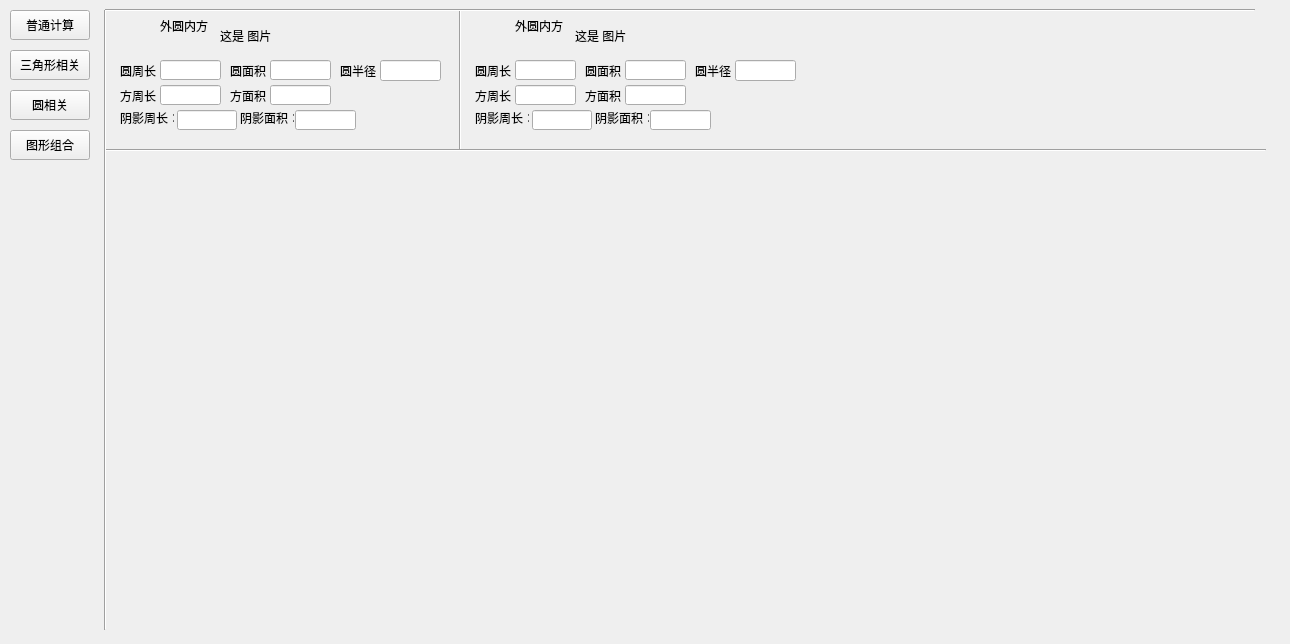
The window that homework/widget.ui (treehole-Y/Qhomework) describes before a commit, drawn with Qt 5.
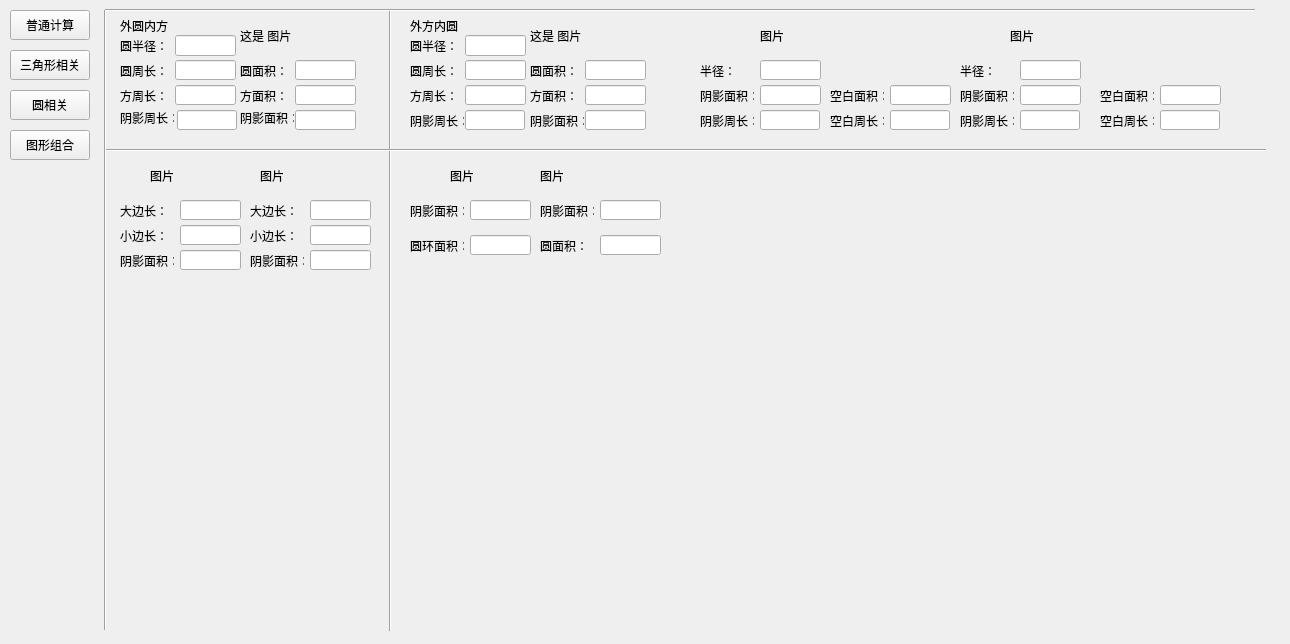
The same window after the commit. The open tabs and pages were chosen to show the change.

Diff of the .ui file:
```diff
--- a/homework/widget.ui
+++ b/homework/widget.ui
@@ -446,7 +446,7 @@
     <widget class="QLabel" name="label">
      <property name="geometry">
       <rect>
-       <x>60</x>
+       <x>20</x>
        <y>20</y>
        <width>54</width>
        <height>12</height>
@@ -472,7 +472,7 @@
     <widget class="QLineEdit" name="graphic_lineE_1">
      <property name="geometry">
       <rect>
-       <x>60</x>
+       <x>75</x>
        <y>60</y>
        <width>61</width>
        <height>20</height>
@@ -488,7 +488,7 @@
     <widget class="QLabel" name="label_3">
      <property name="geometry">
       <rect>
-       <x>130</x>
+       <x>140</x>
        <y>65</y>
        <width>54</width>
        <height>12</height>
@@ -501,7 +501,7 @@
     <widget class="QLineEdit" name="graphic_lineE_2">
      <property name="geometry">
       <rect>
-       <x>170</x>
+       <x>195</x>
        <y>60</y>
        <width>61</width>
        <height>20</height>
@@ -530,7 +530,7 @@
     <widget class="QLineEdit" name="graphic_lineE_3">
      <property name="geometry">
       <rect>
-       <x>60</x>
+       <x>75</x>
        <y>85</y>
        <width>61</width>
        <height>20</height>
@@ -546,7 +546,7 @@
     <widget class="QLabel" name="label_5">
      <property name="geometry">
       <rect>
-       <x>130</x>
+       <x>140</x>
        <y>90</y>
        <width>54</width>
        <height>12</height>
@@ -559,7 +559,7 @@
     <widget class="QLineEdit" name="graphic_lineE_4">
      <property name="geometry">
       <rect>
-       <x>170</x>
+       <x>195</x>
        <y>85</y>
        <width>61</width>
        <height>20</height>
@@ -633,8 +633,8 @@
     <widget class="QLabel" name="label_8">
      <property name="geometry">
       <rect>
-       <x>240</x>
-       <y>65</y>
+       <x>20</x>
+       <y>40</y>
        <width>54</width>
        <height>12</height>
       </rect>
@@ -646,8 +646,8 @@
     <widget class="QLineEdit" name="graphic_lineE_7">
      <property name="geometry">
       <rect>
-       <x>280</x>
-       <y>60</y>
+       <x>75</x>
+       <y>35</y>
        <width>61</width>
        <height>21</height>
       </rect>
@@ -665,7 +665,7 @@
      </property>
      <property name="geometry">
       <rect>
-       <x>120</x>
+       <x>140</x>
        <y>10</y>
        <width>51</width>
        <height>51</height>
@@ -678,8 +678,8 @@
     <widget class="QLabel" name="label_9">
      <property name="geometry">
       <rect>
-       <x>595</x>
-       <y>65</y>
+       <x>310</x>
+       <y>40</y>
        <width>54</width>
        <height>12</height>
       </rect>
@@ -691,8 +691,8 @@
     <widget class="QLineEdit" name="graphic_lineE_14">
      <property name="geometry">
       <rect>
-       <x>635</x>
-       <y>60</y>
+       <x>365</x>
+       <y>35</y>
        <width>61</width>
        <height>21</height>
       </rect>
@@ -707,20 +707,20 @@
     <widget class="QLabel" name="label_10">
      <property name="geometry">
       <rect>
-       <x>415</x>
+       <x>310</x>
        <y>20</y>
        <width>54</width>
        <height>12</height>
       </rect>
      </property>
      <property name="text">
-      <string>外圆内方</string>
+      <string>外方内圆</string>
      </property>
     </widget>
     <widget class="QLabel" name="label_11">
      <property name="geometry">
       <rect>
-       <x>485</x>
+       <x>430</x>
        <y>90</y>
        <width>54</width>
        <height>12</height>
@@ -733,7 +733,7 @@
     <widget class="QLabel" name="label_12">
      <property name="geometry">
       <rect>
-       <x>375</x>
+       <x>310</x>
        <y>90</y>
        <width>54</width>
        <height>12</height>
@@ -746,7 +746,7 @@
     <widget class="QLineEdit" name="graphic_lineE_10">
      <property name="geometry">
       <rect>
-       <x>415</x>
+       <x>365</x>
        <y>85</y>
        <width>61</width>
        <height>20</height>
@@ -762,7 +762,7 @@
     <widget class="QLineEdit" name="graphic_lineE_11">
      <property name="geometry">
       <rect>
-       <x>525</x>
+       <x>485</x>
        <y>85</y>
        <width>61</width>
        <height>20</height>
@@ -778,7 +778,7 @@
     <widget class="QLabel" name="label_13">
      <property name="geometry">
       <rect>
-       <x>485</x>
+       <x>430</x>
        <y>65</y>
        <width>54</width>
        <height>12</height>
@@ -791,8 +791,8 @@
     <widget class="QLabel" name="label_14">
      <property name="geometry">
       <rect>
-       <x>375</x>
-       <y>112</y>
+       <x>310</x>
+       <y>115</y>
        <width>54</width>
        <height>12</height>
       </rect>
@@ -804,7 +804,7 @@
     <widget class="QLineEdit" name="graphic_lineE_12">
      <property name="geometry">
       <rect>
-       <x>432</x>
+       <x>365</x>
        <y>110</y>
        <width>60</width>
        <height>20</height>
@@ -823,7 +823,7 @@
      </property>
      <property name="geometry">
       <rect>
-       <x>475</x>
+       <x>430</x>
        <y>10</y>
        <width>61</width>
        <height>51</height>
@@ -836,8 +836,8 @@
     <widget class="QLabel" name="label_15">
      <property name="geometry">
       <rect>
-       <x>495</x>
-       <y>112</y>
+       <x>430</x>
+       <y>115</y>
        <width>54</width>
        <height>12</height>
       </rect>
@@ -849,7 +849,7 @@
     <widget class="QLabel" name="label_16">
      <property name="geometry">
       <rect>
-       <x>375</x>
+       <x>310</x>
        <y>65</y>
        <width>54</width>
        <height>12</height>
@@ -862,7 +862,7 @@
     <widget class="QLineEdit" name="graphic_lineE_9">
      <property name="geometry">
       <rect>
-       <x>525</x>
+       <x>485</x>
        <y>60</y>
        <width>61</width>
        <height>20</height>
@@ -878,7 +878,7 @@
     <widget class="QLineEdit" name="graphic_lineE_8">
      <property name="geometry">
       <rect>
-       <x>415</x>
+       <x>365</x>
        <y>60</y>
        <width>61</width>
        <height>20</height>
@@ -894,7 +894,7 @@
     <widget class="QLineEdit" name="graphic_lineE_13">
      <property name="geometry">
       <rect>
-       <x>550</x>
+       <x>485</x>
        <y>110</y>
        <width>61</width>
        <height>20</height>
@@ -910,10 +910,10 @@
     <widget class="Line" name="line">
      <property name="geometry">
       <rect>
-       <x>350</x>
+       <x>280</x>
        <y>10</y>
        <width>20</width>
-       <height>141</height>
+       <height>621</height>
       </rect>
      </property>
      <property name="orientation">
@@ -959,6 +959,670 @@
       <enum>Qt::Horizontal</enum>
      </property>
     </widget>
+    <widget class="QLabel" name="label_26">
+     <property name="geometry">
+      <rect>
+       <x>20</x>
+       <y>205</y>
+       <width>54</width>
+       <height>12</height>
+      </rect>
+     </property>
+     <property name="text">
+      <string>大边长：</string>
+     </property>
+    </widget>
+    <widget class="QLineEdit" name="graphic_lineE_15">
+     <property name="geometry">
+      <rect>
+       <x>80</x>
+       <y>200</y>
+       <width>61</width>
+       <height>20</height>
+      </rect>
+     </property>
+     <property name="font">
+      <font>
+       <family>Arial</family>
+       <pointsize>8</pointsize>
+      </font>
+     </property>
+    </widget>
+    <widget class="QLineEdit" name="graphic_lineE_16">
+     <property name="geometry">
+      <rect>
+       <x>80</x>
+       <y>225</y>
+       <width>61</width>
+       <height>20</height>
+      </rect>
+     </property>
+     <property name="font">
+      <font>
+       <family>Arial</family>
+       <pointsize>8</pointsize>
+      </font>
+     </property>
+    </widget>
+    <widget class="QLabel" name="label_27">
+     <property name="geometry">
+      <rect>
+       <x>20</x>
+       <y>230</y>
+       <width>54</width>
+       <height>12</height>
+      </rect>
+     </property>
+     <property name="text">
+      <string>小边长：</string>
+     </property>
+    </widget>
+    <widget class="QLabel" name="graphic_image_3">
+     <property name="geometry">
+      <rect>
+       <x>50</x>
+       <y>150</y>
+       <width>61</width>
+       <height>51</height>
+      </rect>
+     </property>
+     <property name="text">
+      <string>图片</string>
+     </property>
+    </widget>
+    <widget class="QLabel" name="graphic_image_4">
+     <property name="geometry">
+      <rect>
+       <x>160</x>
+       <y>150</y>
+       <width>61</width>
+       <height>51</height>
+      </rect>
+     </property>
+     <property name="text">
+      <string>图片</string>
+     </property>
+    </widget>
+    <widget class="QLabel" name="label_28">
+     <property name="geometry">
+      <rect>
+       <x>20</x>
+       <y>255</y>
+       <width>54</width>
+       <height>12</height>
+      </rect>
+     </property>
+     <property name="text">
+      <string>阴影面积：</string>
+     </property>
+    </widget>
+    <widget class="QLineEdit" name="graphic_lineE_17">
+     <property name="geometry">
+      <rect>
+       <x>80</x>
+       <y>250</y>
+       <width>61</width>
+       <height>20</height>
+      </rect>
+     </property>
+     <property name="font">
+      <font>
+       <family>Arial</family>
+       <pointsize>8</pointsize>
+      </font>
+     </property>
+    </widget>
+    <widget class="QLineEdit" name="graphic_lineE_18">
+     <property name="geometry">
+      <rect>
+       <x>210</x>
+       <y>200</y>
+       <width>61</width>
+       <height>20</height>
+      </rect>
+     </property>
+     <property name="font">
+      <font>
+       <family>Arial</family>
+       <pointsize>8</pointsize>
+      </font>
+     </property>
+    </widget>
+    <widget class="QLineEdit" name="graphic_lineE_19">
+     <property name="geometry">
+      <rect>
+       <x>210</x>
+       <y>225</y>
+       <width>61</width>
+       <height>20</height>
+      </rect>
+     </property>
+     <property name="font">
+      <font>
+       <family>Arial</family>
+       <pointsize>8</pointsize>
+      </font>
+     </property>
+    </widget>
+    <widget class="QLabel" name="label_29">
+     <property name="geometry">
+      <rect>
+       <x>150</x>
+       <y>205</y>
+       <width>54</width>
+       <height>12</height>
+      </rect>
+     </property>
+     <property name="text">
+      <string>大边长：</string>
+     </property>
+    </widget>
+    <widget class="QLabel" name="label_30">
+     <property name="geometry">
+      <rect>
+       <x>150</x>
+       <y>255</y>
+       <width>54</width>
+       <height>12</height>
+      </rect>
+     </property>
+     <property name="text">
+      <string>阴影面积：</string>
+     </property>
+    </widget>
+    <widget class="QLabel" name="label_31">
+     <property name="geometry">
+      <rect>
+       <x>150</x>
+       <y>230</y>
+       <width>54</width>
+       <height>12</height>
+      </rect>
+     </property>
+     <property name="text">
+      <string>小边长：</string>
+     </property>
+    </widget>
+    <widget class="QLineEdit" name="graphic_lineE_20">
+     <property name="geometry">
+      <rect>
+       <x>210</x>
+       <y>250</y>
+       <width>61</width>
+       <height>20</height>
+      </rect>
+     </property>
+     <property name="font">
+      <font>
+       <family>Arial</family>
+       <pointsize>8</pointsize>
+      </font>
+     </property>
+    </widget>
+    <widget class="QLabel" name="graphic_image_5">
+     <property name="geometry">
+      <rect>
+       <x>350</x>
+       <y>150</y>
+       <width>61</width>
+       <height>51</height>
+      </rect>
+     </property>
+     <property name="text">
+      <string>图片</string>
+     </property>
+    </widget>
+    <widget class="QLabel" name="graphic_image_6">
+     <property name="geometry">
+      <rect>
+       <x>440</x>
+       <y>150</y>
+       <width>61</width>
+       <height>51</height>
+      </rect>
+     </property>
+     <property name="text">
+      <string>图片</string>
+     </property>
+    </widget>
+    <widget class="QLineEdit" name="graphic_lineE_21">
+     <property name="geometry">
+      <rect>
+       <x>370</x>
+       <y>200</y>
+       <width>61</width>
+       <height>20</height>
+      </rect>
+     </property>
+     <property name="font">
+      <font>
+       <family>Arial</family>
+       <pointsize>8</pointsize>
+      </font>
+     </property>
+    </widget>
+    <widget class="QLabel" name="label_32">
+     <property name="geometry">
+      <rect>
+       <x>310</x>
+       <y>205</y>
+       <width>54</width>
+       <height>12</height>
+      </rect>
+     </property>
+     <property name="text">
+      <string>阴影面积：</string>
+     </property>
+    </widget>
+    <widget class="QLineEdit" name="graphic_lineE_22">
+     <property name="geometry">
+      <rect>
+       <x>370</x>
+       <y>235</y>
+       <width>61</width>
+       <height>20</height>
+      </rect>
+     </property>
+     <property name="font">
+      <font>
+       <family>Arial</family>
+       <pointsize>8</pointsize>
+      </font>
+     </property>
+    </widget>
+    <widget class="QLabel" name="label_33">
+     <property name="geometry">
+      <rect>
+       <x>310</x>
+       <y>240</y>
+       <width>54</width>
+       <height>12</height>
+      </rect>
+     </property>
+     <property name="text">
+      <string>圆环面积：</string>
+     </property>
+    </widget>
+    <widget class="QLabel" name="label_34">
+     <property name="geometry">
+      <rect>
+       <x>440</x>
+       <y>205</y>
+       <width>54</width>
+       <height>12</height>
+      </rect>
+     </property>
+     <property name="text">
+      <string>阴影面积：</string>
+     </property>
+    </widget>
+    <widget class="QLineEdit" name="graphic_lineE_23">
+     <property name="geometry">
+      <rect>
+       <x>500</x>
+       <y>200</y>
+       <width>61</width>
+       <height>20</height>
+      </rect>
+     </property>
+     <property name="font">
+      <font>
+       <family>Arial</family>
+       <pointsize>8</pointsize>
+      </font>
+     </property>
+    </widget>
+    <widget class="QLineEdit" name="graphic_lineE_24">
+     <property name="geometry">
+      <rect>
+       <x>500</x>
+       <y>235</y>
+       <width>61</width>
+       <height>20</height>
+      </rect>
+     </property>
+     <property name="font">
+      <font>
+       <family>Arial</family>
+       <pointsize>8</pointsize>
+      </font>
+     </property>
+    </widget>
+    <widget class="QLabel" name="label_35">
+     <property name="geometry">
+      <rect>
+       <x>440</x>
+       <y>240</y>
+       <width>54</width>
+       <height>12</height>
+      </rect>
+     </property>
+     <property name="text">
+      <string>圆面积：</string>
+     </property>
+    </widget>
+    <widget class="QLabel" name="graphic_image_7">
+     <property name="geometry">
+      <rect>
+       <x>660</x>
+       <y>10</y>
+       <width>61</width>
+       <height>51</height>
+      </rect>
+     </property>
+     <property name="text">
+      <string>图片</string>
+     </property>
+    </widget>
+    <widget class="QLabel" name="graphic_image_8">
+     <property name="geometry">
+      <rect>
+       <x>910</x>
+       <y>10</y>
+       <width>61</width>
+       <height>51</height>
+      </rect>
+     </property>
+     <property name="text">
+      <string>图片</string>
+     </property>
+    </widget>
+    <widget class="QLabel" name="label_36">
+     <property name="geometry">
+      <rect>
+       <x>600</x>
+       <y>65</y>
+       <width>54</width>
+       <height>12</height>
+      </rect>
+     </property>
+     <property name="text">
+      <string>半径：</string>
+     </property>
+    </widget>
+    <widget class="QLineEdit" name="graphic_lineE_25">
+     <property name="geometry">
+      <rect>
+       <x>660</x>
+       <y>60</y>
+       <width>61</width>
+       <height>20</height>
+      </rect>
+     </property>
+     <property name="font">
+      <font>
+       <family>Arial</family>
+       <pointsize>8</pointsize>
+      </font>
+     </property>
+     <property name="text">
+      <string/>
+     </property>
+    </widget>
+    <widget class="QLabel" name="label_37">
+     <property name="geometry">
+      <rect>
+       <x>600</x>
+       <y>90</y>
+       <width>54</width>
+       <height>12</height>
+      </rect>
+     </property>
+     <property name="text">
+      <string>阴影面积：</string>
+     </property>
+    </widget>
+    <widget class="QLineEdit" name="graphic_lineE_26">
+     <property name="geometry">
+      <rect>
+       <x>660</x>
+       <y>85</y>
+       <width>61</width>
+       <height>20</height>
+      </rect>
+     </property>
+     <property name="font">
+      <font>
+       <family>Arial</family>
+       <pointsize>8</pointsize>
+      </font>
+     </property>
+    </widget>
+    <widget class="QLineEdit" name="graphic_lineE_27">
+     <property name="geometry">
+      <rect>
+       <x>660</x>
+       <y>110</y>
+       <width>60</width>
+       <height>20</height>
+      </rect>
+     </property>
+     <property name="font">
+      <font>
+       <family>Arial</family>
+       <pointsize>8</pointsize>
+      </font>
+     </property>
+    </widget>
+    <widget class="QLabel" name="label_38">
+     <property name="geometry">
+      <rect>
+       <x>600</x>
+       <y>115</y>
+       <width>54</width>
+       <height>12</height>
+      </rect>
+     </property>
+     <property name="text">
+      <string>阴影周长：</string>
+     </property>
+    </widget>
+    <widget class="QLineEdit" name="graphic_lineE_28">
+     <property name="geometry">
+      <rect>
+       <x>920</x>
+       <y>60</y>
+       <width>61</width>
+       <height>20</height>
+      </rect>
+     </property>
+     <property name="font">
+      <font>
+       <family>Arial</family>
+       <pointsize>8</pointsize>
+      </font>
+     </property>
+     <property name="text">
+      <string/>
+     </property>
+    </widget>
+    <widget class="QLineEdit" name="graphic_lineE_29">
+     <property name="geometry">
+      <rect>
+       <x>920</x>
+       <y>85</y>
+       <width>61</width>
+       <height>20</height>
+      </rect>
+     </property>
+     <property name="font">
+      <font>
+       <family>Arial</family>
+       <pointsize>8</pointsize>
+      </font>
+     </property>
+    </widget>
+    <widget class="QLabel" name="label_39">
+     <property name="geometry">
+      <rect>
+       <x>860</x>
+       <y>115</y>
+       <width>54</width>
+       <height>12</height>
+      </rect>
+     </property>
+     <property name="text">
+      <string>阴影周长：</string>
+     </property>
+    </widget>
+    <widget class="QLineEdit" name="graphic_lineE_30">
+     <property name="geometry">
+      <rect>
+       <x>920</x>
+       <y>110</y>
+       <width>60</width>
+       <height>20</height>
+      </rect>
+     </property>
+     <property name="font">
+      <font>
+       <family>Arial</family>
+       <pointsize>8</pointsize>
+      </font>
+     </property>
+    </widget>
+    <widget class="QLabel" name="label_40">
+     <property name="geometry">
+      <rect>
+       <x>860</x>
+       <y>65</y>
+       <width>54</width>
+       <height>12</height>
+      </rect>
+     </property>
+     <property name="text">
+      <string>半径：</string>
+     </property>
+    </widget>
+    <widget class="QLabel" name="label_41">
+     <property name="geometry">
+      <rect>
+       <x>860</x>
+       <y>90</y>
+       <width>54</width>
+       <height>12</height>
+      </rect>
+     </property>
+     <property name="text">
+      <string>阴影面积：</string>
+     </property>
+    </widget>
+    <widget class="QLineEdit" name="graphic_lineE_31">
+     <property name="geometry">
+      <rect>
+       <x>790</x>
+       <y>110</y>
+       <width>60</width>
+       <height>20</height>
+      </rect>
+     </property>
+     <property name="font">
+      <font>
+       <family>Arial</family>
+       <pointsize>8</pointsize>
+      </font>
+     </property>
+    </widget>
+    <widget class="QLineEdit" name="graphic_lineE_32">
+     <property name="geometry">
+      <rect>
+       <x>790</x>
+       <y>85</y>
+       <width>61</width>
+       <height>20</height>
+      </rect>
+     </property>
+     <property name="font">
+      <font>
+       <family>Arial</family>
+       <pointsize>8</pointsize>
+      </font>
+     </property>
+    </widget>
+    <widget class="QLabel" name="label_42">
+     <property name="geometry">
+      <rect>
+       <x>730</x>
+       <y>115</y>
+       <width>54</width>
+       <height>12</height>
+      </rect>
+     </property>
+     <property name="text">
+      <string>空白周长：</string>
+     </property>
+    </widget>
+    <widget class="QLabel" name="label_43">
+     <property name="geometry">
+      <rect>
+       <x>730</x>
+       <y>90</y>
+       <width>54</width>
+       <height>12</height>
+      </rect>
+     </property>
+     <property name="text">
+      <string>空白面积：</string>
+     </property>
+    </widget>
+    <widget class="QLineEdit" name="graphic_lineE_33">
+     <property name="geometry">
+      <rect>
+       <x>1060</x>
+       <y>110</y>
+       <width>60</width>
+       <height>20</height>
+      </rect>
+     </property>
+     <property name="font">
+      <font>
+       <family>Arial</family>
+       <pointsize>8</pointsize>
+      </font>
+     </property>
+    </widget>
+    <widget class="QLineEdit" name="graphic_lineE_34">
+     <property name="geometry">
+      <rect>
+       <x>1060</x>
+       <y>85</y>
+       <width>61</width>
+       <height>20</height>
+      </rect>
+     </property>
+     <property name="font">
+      <font>
+       <family>Arial</family>
+       <pointsize>8</pointsize>
+      </font>
+     </property>
+    </widget>
+    <widget class="QLabel" name="label_44">
+     <property name="geometry">
+      <rect>
+       <x>1000</x>
+       <y>115</y>
+       <width>54</width>
+       <height>12</height>
+      </rect>
+     </property>
+     <property name="text">
+      <string>空白周长：</string>
+     </property>
+    </widget>
+    <widget class="QLabel" name="label_45">
+     <property name="geometry">
+      <rect>
+       <x>1000</x>
+       <y>90</y>
+       <width>54</width>
+       <height>12</height>
+      </rect>
+     </property>
+     <property name="text">
+      <string>空白面积：</string>
+     </property>
+    </widget>
    </widget>
   </widget>
   <widget class="QPushButton" name="btn_calculate">
```
Left out of the diff: 10 changed lines with no effect on the pictures.
